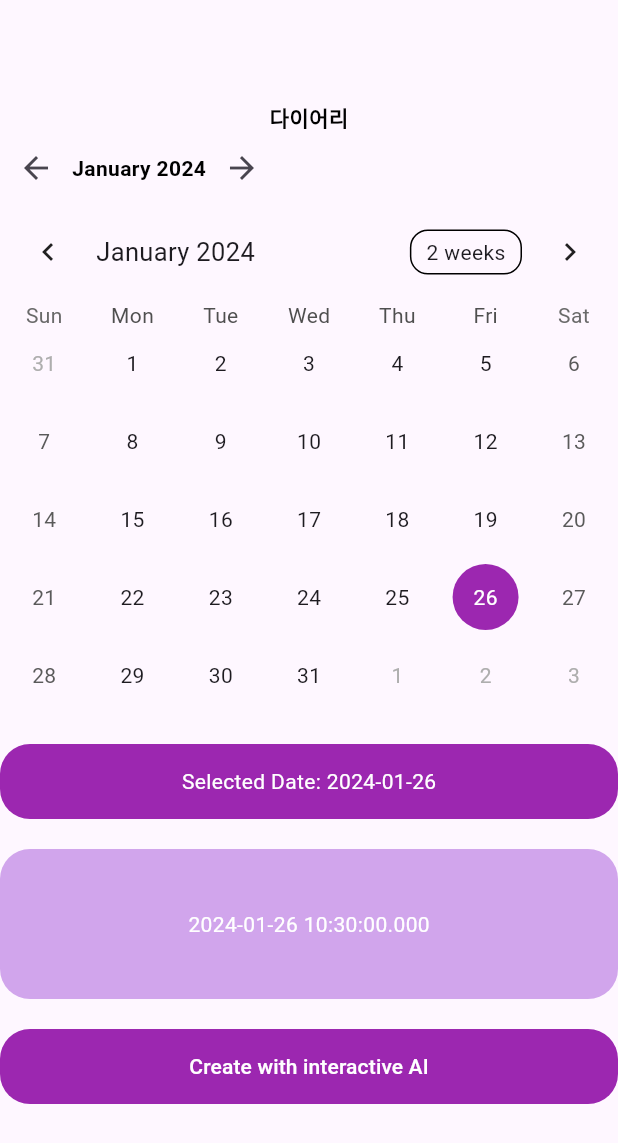
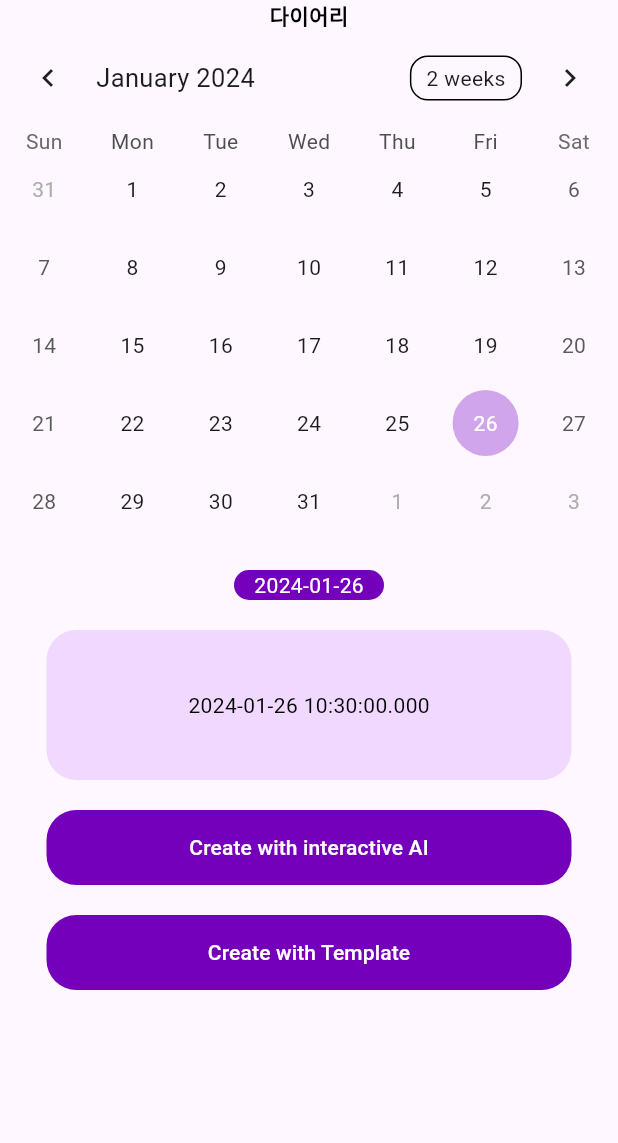
Before and after one commit to MindSolver/mindsolver-flutter, a Flutter app: the DiaryScreen screen opened directly, on a phone screen of 412 x 824 dp. Shown: the top 1143 px of the screen. Run offline on Flutter 3.47's test engine with Material 3 defaults, Android fonts, the phone set to English and light mode, and no system bars; drawn by our look-alikes of table_calendar; our stand-ins replace cloud_firestore, firebase_auth, firebase_core, flutter_svg, google_sign_in; accounts and stored records are empty.

Commit message:
feat: Create with Template 구현

```diff
--- a/lib/screens/diary/diary_screen.dart
+++ b/lib/screens/diary/diary_screen.dart
@@ -1,6 +1,7 @@
 import 'package:flutter/material.dart';
 import 'package:mindsolver_flutter/models/conversation.dart';
 import 'package:mindsolver_flutter/screens/diary/diary_view_model.dart';
+import 'package:mindsolver_flutter/screens/diary/writeTemplate.dart';
 import 'package:table_calendar/table_calendar.dart';
 import 'package:intl/intl.dart';
 import 'talktoAI.dart'; // Import the file containing talktoAI class
@@ -18,6 +19,8 @@ class _DiaryScreenState extends State<DiaryScreen> {
   DateTime _focusedDay = DateTime.now(); // Added focusedDay
   DiaryViewModel diaryViewModel = DiaryViewModel();
   List<Conversation>? model;
+
+  double boxwidth = 350;
 
   @override
   void initState() {
@@ -38,7 +41,8 @@ class _DiaryScreenState extends State<DiaryScreen> {
     double screenHeight = MediaQuery.of(context).size.height;
 
     return Scaffold(
-      body: Column(
+      body: SingleChildScrollView(
+        child: Column(
           mainAxisAlignment: MainAxisAlignment.center,
           crossAxisAlignment: CrossAxisAlignment.center,
           children: [
@@ -49,34 +53,8 @@ class _DiaryScreenState extends State<DiaryScreen> {
                 fontWeight: FontWeight.bold,
               ),
             ),
-          Row(
-            children: [
-              IconButton(
-                icon: const Icon(Icons.arrow_back),
-                onPressed: () {
-                  setState(() {
-                    _focusedDay = DateTime.utc(
-                        _focusedDay.year, _focusedDay.month - 1, 1);
-                  });
-                },
-              ),
-              Text(
-                DateFormat.yMMMM().format(_focusedDay),
-                style: const TextStyle(
-                  color: Colors.black, // Change to your custom text color
-                  fontWeight: FontWeight.bold,
-                ),
-              ),
-              IconButton(
-                icon: const Icon(Icons.arrow_forward),
-                onPressed: () {
-                  setState(() {
-                    _focusedDay = DateTime.utc(
-                        _focusedDay.year, _focusedDay.month + 1, 1);
-                  });
-                },
-              ),
-            ],
+            const Row(
+              children: [],
             ),
             TableCalendar(
               focusedDay: _focusedDay,
@@ -95,8 +73,9 @@ class _DiaryScreenState extends State<DiaryScreen> {
                 selectedBuilder: (context, date, events) => Container(
                   margin: const EdgeInsets.all(4),
                   alignment: Alignment.center,
-                decoration: const BoxDecoration(
-                  color: Colors.purple, // Change to your custom selected color
+                  decoration: BoxDecoration(
+                    color: customColor
+                        .kpurpleColor, // Change to your custom selected color
                     shape: BoxShape.circle,
                   ),
                   child: Text(
@@ -117,25 +96,26 @@ class _DiaryScreenState extends State<DiaryScreen> {
             Padding(
               padding: const EdgeInsets.only(bottom: 20),
               child: Container(
-              width: double.infinity,
-              height: 50,
+                width: 100,
+                height: 20,
                 decoration: BoxDecoration(
-                color: Colors.purple, // Change to your custom color
+                  color: customColor
+                      .kpurpleDarkerColor, // Change to your custom color
                   borderRadius: BorderRadius.circular(20),
                 ),
                 child: Center(
                   child: Text(
-                  'Selected Date: ${_selectedDay.toLocal().toString().split(' ')[0]}',
+                    _selectedDay.toLocal().toString().split(' ')[0],
                     style: const TextStyle(color: Colors.white),
                   ),
                 ),
               ),
             ),
             Container(
-            width: 500,
+              width: boxwidth,
               height: 100,
               decoration: BoxDecoration(
-              color: customColor.kpurpleColor,
+                color: customColor.kpurpleLightColor,
                 borderRadius: BorderRadius.circular(20),
               ),
               child: Center(
@@ -143,17 +123,18 @@ class _DiaryScreenState extends State<DiaryScreen> {
                   (model != null && model!.isNotEmpty)
                       ? model![0].message
                       : _selectedDay.toLocal().toString(),
-                style: const TextStyle(color: Colors.white),
+                  style: const TextStyle(color: Colors.black),
                 ),
               ),
             ),
             Padding(
               padding: const EdgeInsets.only(top: 20, bottom: 20),
               child: Container(
-              width: double.infinity,
+                width: boxwidth,
                 height: 50,
                 decoration: BoxDecoration(
-                color: Colors.purple, // Change to your custom color
+                  color: customColor
+                      .kpurpleDarkerColor, // Change to your custom color
                   borderRadius: BorderRadius.circular(20),
                 ),
                 child: TextButton(
@@ -176,7 +157,38 @@ class _DiaryScreenState extends State<DiaryScreen> {
                 ),
               ),
             ),
+            Padding(
+              padding: const EdgeInsets.only(bottom: 20),
+              child: Container(
+                width: boxwidth,
+                height: 50,
+                decoration: BoxDecoration(
+                  color: customColor
+                      .kpurpleDarkerColor, // Change to your custom color
+                  borderRadius: BorderRadius.circular(20),
+                ),
+                child: TextButton(
+                  onPressed: () {
+                    // Navigate to another page when button is pressed
+                    Navigator.push(
+                      context,
+                      MaterialPageRoute(
+                        builder: (context) =>
+                            const WriteTemplate(), // Replace OtherPage() with the desired widget for the other page
+                      ),
+                    );
+                  },
+                  child: const Center(
+                    child: Text(
+                      'Create with Template',
+                      style: TextStyle(color: Colors.white),
+                    ),
+                  ),
+                ),
+              ),
+            ),
           ],
+        ),
       ),
     );
   }
```
Also changed, not shown: lib/screens/diary/diary_view_model.dart (+8 -5 lines), lib/screens/diary/talktoAI.dart (+45 -28 lines), lib/screens/diary/writeTemplate.dart (added, +125 -0 lines). Lines whose indentation alone changed are shown as unchanged.
